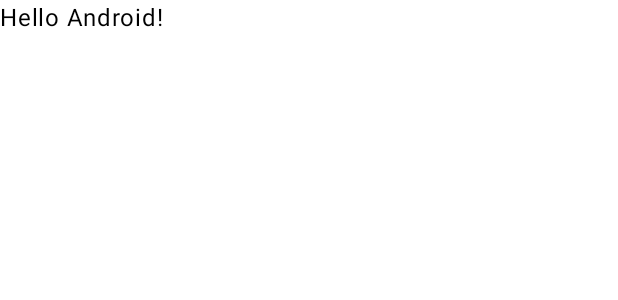
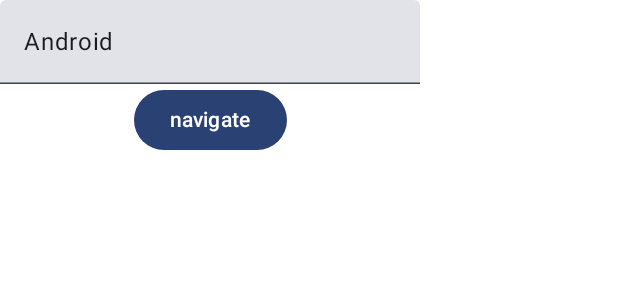
Before and after one commit to ssolh2906/Kkilook, an Android app built with Jetpack Compose: the @Preview function GreetingPreview, on a phone screen of 412 x 824 dp. Shown: the top 300 px of the screen. Run offline under Robolectric (Android 15) with nearby library versions, the light colour scheme and no system bars.

Commit message:
Add simple navigation with id param

```diff
--- a/app/src/main/java/com/svkhackathon/kkilook/MainActivity.kt
+++ b/app/src/main/java/com/svkhackathon/kkilook/MainActivity.kt
@@ -6,10 +6,15 @@
 import androidx.compose.foundation.layout.fillMaxSize
 import androidx.compose.material3.MaterialTheme
 import androidx.compose.material3.Surface
-import androidx.compose.material3.Text
 import androidx.compose.runtime.Composable
 import androidx.compose.ui.Modifier
-import androidx.compose.ui.tooling.preview.Preview
+import androidx.navigation.compose.NavHost
+import androidx.navigation.compose.composable
+import androidx.navigation.compose.rememberNavController
+import com.svkhackathon.kkilook.screen.ItemDetailScreen
+import com.svkhackathon.kkilook.screen.MainScreen
+import com.svkhackathon.kkilook.screen.ROUTE_ITEM_DETAIL
+import com.svkhackathon.kkilook.screen.ROUTE_MAIN
 import com.svkhackathon.kkilook.ui.theme.KkilookTheme
 
 class MainActivity : ComponentActivity() {
@@ -22,7 +27,7 @@
                     modifier = Modifier.fillMaxSize(),
                     color = MaterialTheme.colorScheme.background
                 ) {
-                    Greeting("Android")
+                    KkilookApp("Hello Kkilook!")
                 }
             }
         }
@@ -30,17 +35,25 @@
 }
 
 @Composable
-fun Greeting(name: String, modifier: Modifier = Modifier) {
-    Text(
-        text = "Hello $name!",
-        modifier = modifier
-    )
-}
+fun KkilookApp(name: String) {
 
-@Preview(showBackground = true)
-@Composable
-fun GreetingPreview() {
-    KkilookTheme {
-        Greeting("Android")
+    val navController = rememberNavController()
+
+    NavHost(navController = navController, startDestination = ROUTE_MAIN) {
+        composable(ROUTE_MAIN) {
+            MainScreen(
+                name = name,
+                onButtonClick = { id ->
+                    navController.navigate("$ROUTE_ITEM_DETAIL/$id")
+                }
+            )
+        }
+
+        composable("$ROUTE_ITEM_DETAIL/{id}") { navEntry ->
+            ItemDetailScreen(
+                navController = navController,
+                id = navEntry.arguments?.getString("id")
+            )
+        }
     }
 }
--- /dev/null
+++ b/app/src/main/java/com/svkhackathon/kkilook/screen/MainScreen.kt
@@ -0,0 +1,46 @@
+package com.svkhackathon.kkilook.screen
+
+import androidx.compose.foundation.layout.Column
+import androidx.compose.material3.Button
+import androidx.compose.material3.Text
+import androidx.compose.material3.TextField
+import androidx.compose.runtime.Composable
+import androidx.compose.runtime.getValue
+import androidx.compose.runtime.mutableStateOf
+import androidx.compose.runtime.remember
+import androidx.compose.runtime.setValue
+import androidx.compose.ui.Alignment
+import androidx.compose.ui.tooling.preview.Preview
+import com.svkhackathon.kkilook.KkilookApp
+import com.svkhackathon.kkilook.ui.theme.KkilookTheme
+
+const val ROUTE_MAIN = "route_main"
+
+@Composable
+fun MainScreen(
+    name: String,
+    onButtonClick: (String) -> Unit,
+) {
+    var text by remember { mutableStateOf(name) }
+
+    Column(horizontalAlignment = Alignment.CenterHorizontally) {
+        TextField(
+            value = text,
+            onValueChange = {
+                text = it
+            }
+        )
+
+        Button(onClick = { onButtonClick(text) }) {
+            Text(text = "navigate")
+        }
+    }
+}
+
+@Preview(showBackground = true)
+@Composable
+fun GreetingPreview() {
+    KkilookTheme {
+        KkilookApp("Android")
+    }
+}
```
Also changed, not shown: app/src/main/java/com/svkhackathon/kkilook/screen/ItemDetailScreen.kt (added, +15 -0 lines).
